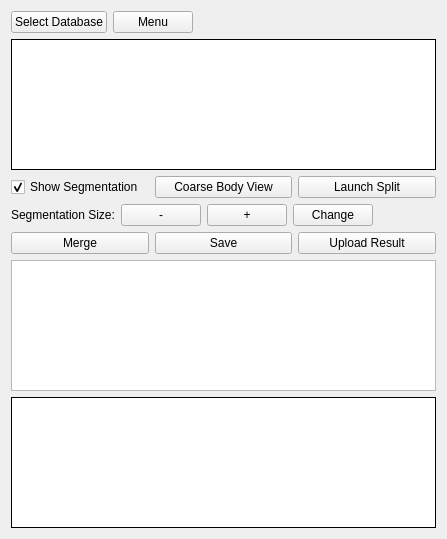
This is neurolabi/gui/flyem/flyemproofcontrolform.ui in janelia-flyem/NeuTu as Qt 5 draws it before an edit. The edited form follows.
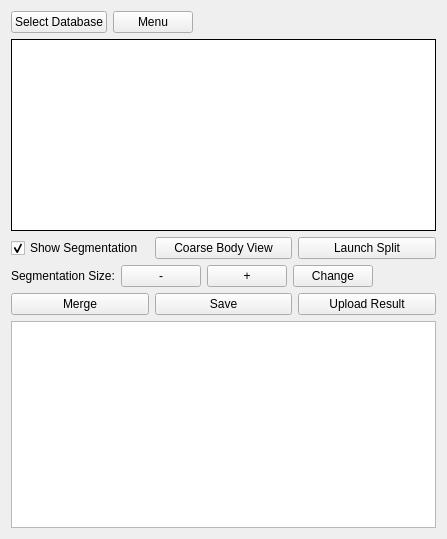
This is the edited form. Custom widgets are drawn as their Qt base class.

What changed in the file:
```diff
--- a/neurolabi/gui/flyem/flyemproofcontrolform.ui
+++ b/neurolabi/gui/flyem/flyemproofcontrolform.ui
@@ -168,22 +168,6 @@
    <item>
     <widget class="ZFlyEmBookmarkView" name="bookmarkView"/>
    </item>
-   <item>
-    <widget class="QTextBrowser" name="helpWidget">
-     <property name="autoFillBackground">
-      <bool>false</bool>
-     </property>
-     <property name="frameShape">
-      <enum>QFrame::Box</enum>
-     </property>
-     <property name="frameShadow">
-      <enum>QFrame::Plain</enum>
-     </property>
-     <property name="readOnly">
-      <bool>true</bool>
-     </property>
-    </widget>
-   </item>
   </layout>
  </widget>
  <customwidgets>
```
